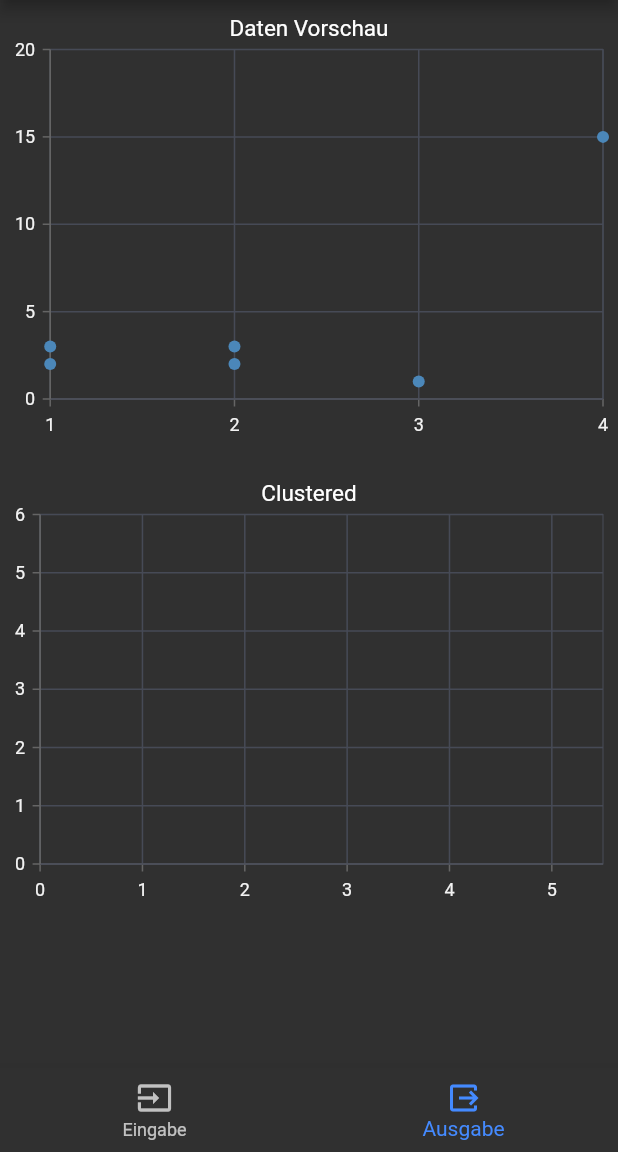
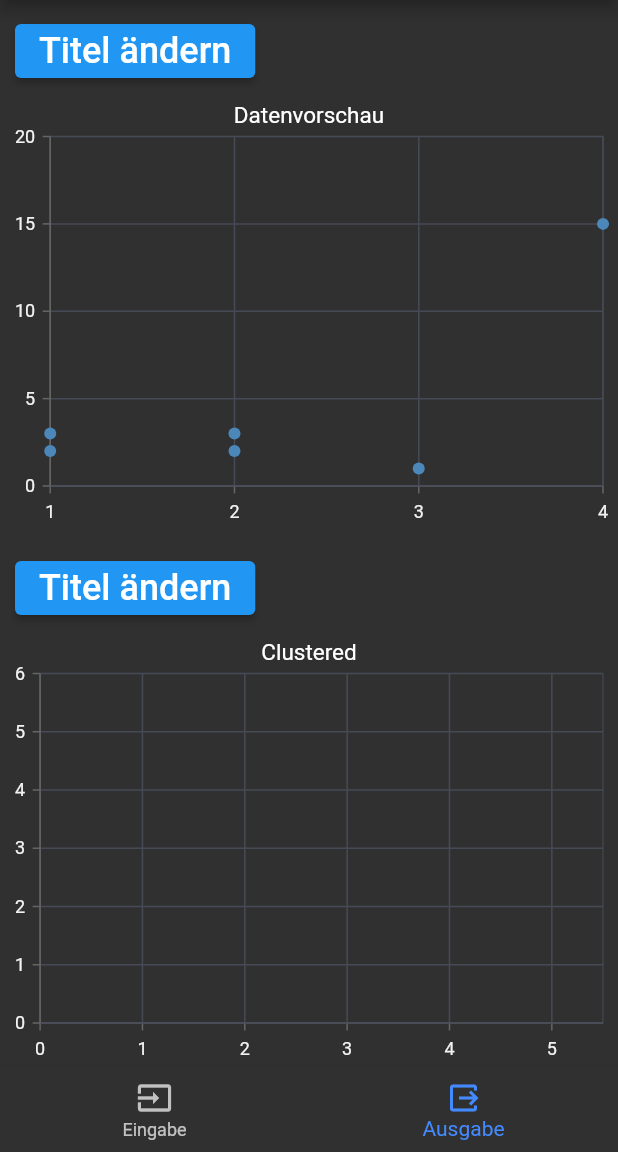
Before and after one commit to Programmierprojekt/programmierprojekt, a Flutter app: the screen it shows after launch, item 2 of the bottom bar chosen, on a phone screen of 412 x 824 dp, the part 84-1236 px from its top. Run offline on Flutter 3.47's test engine with Material 2 defaults, Android fonts, the phone set to English and light mode, and no system bars; our stand-ins replace csv, file_picker, syncfusion_flutter_charts; missing offline and left inert: dart:html, kmeans.

Commit message:
Graphentitel kann jetzt geändert werden

```diff
--- a/lib/Pages/OutputPage.dart
+++ b/lib/Pages/OutputPage.dart
@@ -1,7 +1,9 @@
 import 'package:flutter/material.dart';
+import 'package:programmierprojekt/Custom/CustomWidgets.dart';
 import 'package:programmierprojekt/Custom/DataPointModel.dart';
 import 'package:programmierprojekt/Util/SystemManager.dart';
 import 'package:syncfusion_flutter_charts/charts.dart';
+import 'dart:html';
 
 class OutputPage extends StatefulWidget {
   final DataPoints dataPoints;
@@ -22,23 +24,44 @@ class _OutputPageState extends State<OutputPage> {
   SystemManager? manager;
   DataPoints? dataPoints;
 
+  late String inputChartTitle;
+  late String outputChartTitle;
+
   @override
   void initState() {
     super.initState();
     dataPoints = widget.dataPoints;
     manager = widget.manager;
+    inputChartTitle = window.localStorage["inputChartTitle"] ?? "Datenvorschau";
+    outputChartTitle = window.localStorage["outputChartTitle"] ?? "Clustered";
   }
 
   @override
   Widget build(BuildContext context) {
-    return ListView(children: buildGraphicsRepresentation());
+    return ListView(children: buildGraphicsRepresentation(context));
   }
 
-  List<Widget> buildGraphicsRepresentation() {
+  List<Widget> buildGraphicsRepresentation(BuildContext context) {
     if (manager!.algorithmType == 0) {
+      var theme = Theme.of(context);
+
       return [
+        const SizedBox(height: 10),
+        Row(
+          children: [
+            const SizedBox(width: 10),
+            CustomWidgets.CustomElevatedButton(text: "Titel ändern", onPressed: () {
+              CustomWidgets.showTextfieldDialog(context, theme, inputChartTitle, (newText) {
+                setState(() {
+                  inputChartTitle = newText;
+                  window.localStorage["inputChartTitle"] = newText;
+                });
+              });
+            })
+          ],
+        ),
         SfCartesianChart(
-          title: ChartTitle(text: "Daten Vorschau"),
+          title: ChartTitle(text: inputChartTitle),
           primaryXAxis: NumericAxis(
               majorGridLines: const MajorGridLines(width: 1),
               axisLine: const AxisLine(width: 1)),
@@ -63,8 +86,21 @@ class _OutputPageState extends State<OutputPage> {
         const SizedBox(
           height: 10,
         ),
+        Row(
+          children: [
+            const SizedBox(width: 10),
+            CustomWidgets.CustomElevatedButton(text: "Titel ändern", onPressed: () {
+              CustomWidgets.showTextfieldDialog(context, theme, outputChartTitle, (newText) {
+                setState(() {
+                  outputChartTitle = newText;
+                  window.localStorage["outputChartTitle"] = newText;
+                });
+              });
+            })
+          ],
+        ),
         SfCartesianChart(
-          title: ChartTitle(text: "Clustered"),
+          title: ChartTitle(text: outputChartTitle),
           primaryXAxis: NumericAxis(
               labelIntersectAction: AxisLabelIntersectAction.multipleRows,
               majorGridLines: const MajorGridLines(width: 1),
```
Also changed, not shown: lib/Custom/CustomWidgets.dart (+53 -0 lines).
